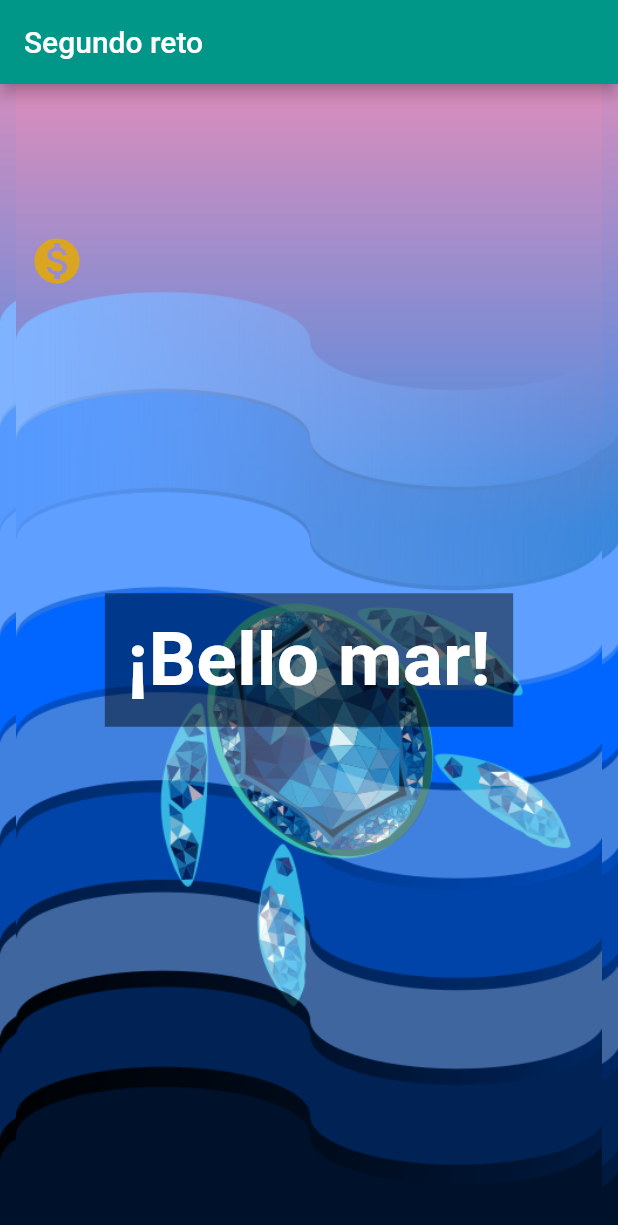
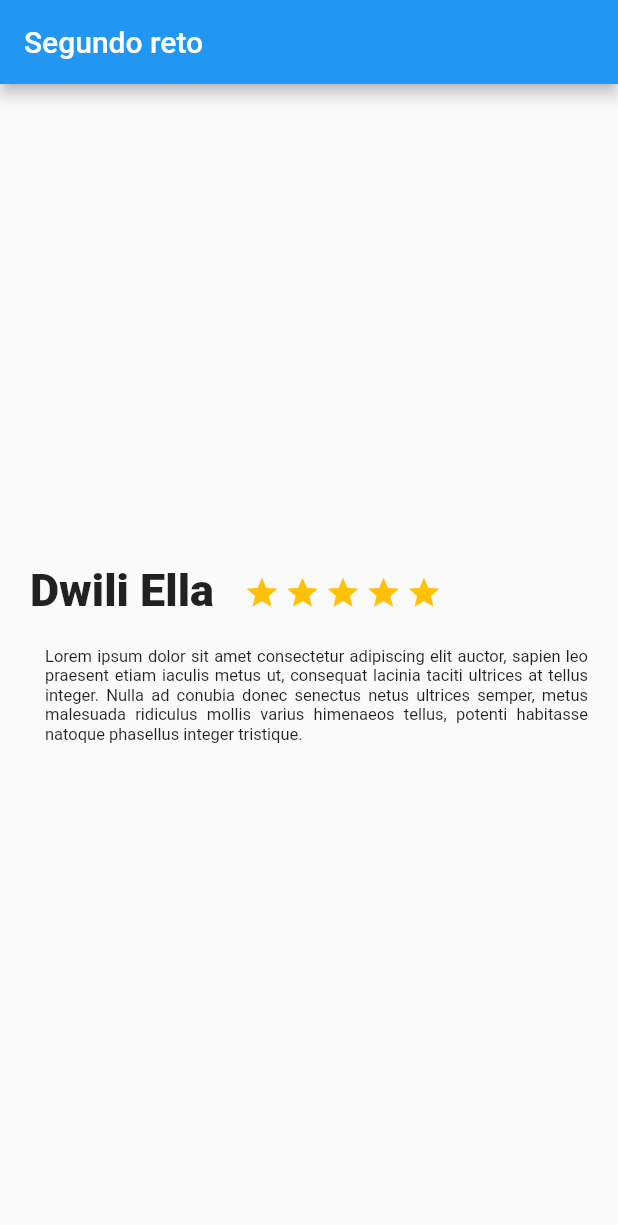
Before and after one commit to Jhogakuse/Platzi_trips_app, a Flutter app: the screen it shows after launch, on a phone screen of 412 x 824 dp. Shown: the top 1225 px of the screen. Run offline on Flutter 3.47's test engine with Material 2 defaults, Android fonts, the phone set to English and light mode, and no system bars.

Commit message:
Container, Text, Icon, Row

```diff
--- /dev/null
+++ b/lib/desciption_place.dart
@@ -0,0 +1,39 @@
+import 'package:flutter/material.dart';
+import 'star_description_place.dart';
+
+class DescriptionPlace extends StatelessWidget {
+  @override
+  Widget build(BuildContext context) {
+    final title_stars = Row(
+      children: [
+        Container(
+          margin: EdgeInsets.only(
+            top: 320.0,
+            left: 20.0,
+            right: 20.0,
+          ),
+          child: Text(
+            "Dwili Ella",
+            style: TextStyle(
+              fontSize: 30.0,
+              fontWeight: FontWeight.w900
+            ),
+            textAlign: TextAlign.left,
+          ),
+        ),
+
+        Row(
+          children: [
+            Star(),
+            Star(),
+            Star(),
+            Star(),
+            Star(),
+          ],
+        ),
+
+      ],
+    );
+    return title_stars;
+  }
+}
--- /dev/null
+++ b/lib/description_text.dart
@@ -0,0 +1,28 @@
+import 'package:flutter/material.dart';
+
+class DescriptionText extends StatelessWidget{
+  @override
+  Widget build(BuildContext context) {
+    final description = Container(
+      margin: EdgeInsets.only(
+          top: 20.0,
+          left: 30.0,
+          right: 20.0
+      ),
+      child: Text(
+        "Lorem ipsum dolor sit amet consectetur adipiscing elit auctor, "
+            "sapien leo praesent etiam iaculis metus ut, "
+            "consequat lacinia taciti ultrices at tellus integer. "
+            "Nulla ad conubia donec senectus netus ultrices semper, "
+            "metus malesuada ridiculus mollis varius himenaeos tellus, "
+            "potenti habitasse natoque phasellus integer tristique.",
+        style: TextStyle(
+            fontSize: 11.0
+        ),
+        textAlign: TextAlign.justify,
+      ),
+    );
+
+    return description;
+  }
+}
--- a/lib/main.dart
+++ b/lib/main.dart
@@ -1,4 +1,6 @@
 import 'package:flutter/material.dart';
+import 'desciption_place.dart';
+import 'description_text.dart';
 
 void main() {
   runApp(MyApp());
@@ -20,7 +22,7 @@ class MyApp extends StatelessWidget {
         // or simply save your changes to "hot reload" in a Flutter IDE).
         // Notice that the counter didn't reset back to zero; the application
         // is not restarted.
-        primarySwatch: Colors.teal,
+        primarySwatch: Colors.blue,
         // This makes the visual density adapt to the platform that you run
         // the app on. For desktop platforms, the controls will be smaller and
         // closer together (more dense) than on mobile platforms.
@@ -30,47 +32,11 @@ class MyApp extends StatelessWidget {
         appBar: AppBar(
           title: Text("Segundo reto"),
         ),
-        body: new Container(
-          height: double.infinity,
-          width: double.infinity,
-          decoration: BoxDecoration(
-            image: DecorationImage(
-              image: AssetImage(
-                  'assets/Tortuga.png'
-              ),
-              fit: BoxFit.cover,
-            ),
-          ),
-          child: new Stack(
-            children: [
-              Center(
-                child: Image.asset(
-                  'assets/Tortuga.png',
-                  fit: BoxFit.cover,
-                ),
-              ),
-              new Positioned(
-                left: 20.0,
-                top: 100,
-                child: new Icon(Icons.monetization_on, size: 36.0, color: const Color.fromRGBO(218, 165, 32, 1.0)),
-              ),
-              Center(
-                child: Container(
-                  color: Colors.black45,
-                  padding: EdgeInsets.all(15),
-                  child: Text(
-                    '¡Bello mar!',
-                    textAlign: TextAlign.center,
-                    style: TextStyle(
-                      fontSize: 50,
-                      fontWeight: FontWeight.bold,
-                      color: Colors.white,
-                    ),
-                  ),
-                ),
-              ),
-            ],
-          ),
+        body: Column(
+          children: [
+            new DescriptionPlace(),
+            new DescriptionText(),
+          ],
         ),
       )//MyHomePage(title: 'Flutter Demo Home Page'),
     );
--- /dev/null
+++ b/lib/star_description_place.dart
@@ -0,0 +1,19 @@
+import 'package:flutter/material.dart';
+
+class Star extends StatelessWidget{
+  @override
+  Widget build(BuildContext context) {
+    final star = Container(
+      margin:EdgeInsets.only(
+          top:323.0,
+          right: 3.0
+      ),
+
+      child: Icon(
+          Icons.star,
+          color: Colors.amber
+      ),
+    );
+    return star;
+  }
+}
```
